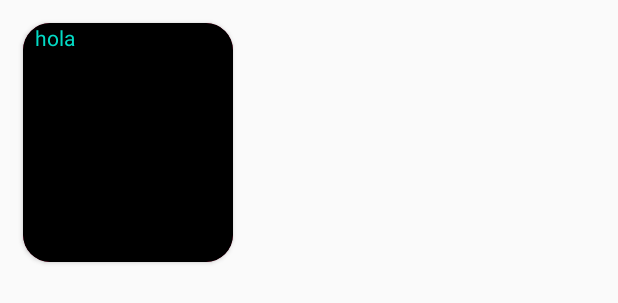
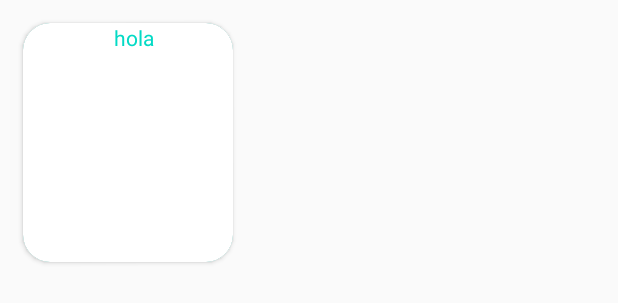
Before and after one commit to sebasDesing/Astro_v2, an Android app: the layout item_type_astro.xml on its own in the app's theme, with its tools: preview values and no code run, on a phone screen of 412 x 824 dp. Shown: the top 303 px of the screen. Run offline under Robolectric (Android 15) with nearby library versions, the phone set to English and light mode, and no system bars.

Commit message:
fix : adaptaciones

```diff
--- a/app/src/main/res/layout/item_type_astro.xml
+++ b/app/src/main/res/layout/item_type_astro.xml
@@ -5,19 +5,21 @@
     xmlns:tools="http://schemas.android.com/tools"
     android:layout_margin="15dp"
     app:cardCornerRadius="18dp"
-    app:cardBackgroundColor="#FF0050"
+    app:cardBackgroundColor="?colorAccent"
     >
 
     <androidx.constraintlayout.widget.ConstraintLayout
         android:layout_width="match_parent"
         android:layout_height="match_parent"
-        android:background="@color/black">
+        android:background="?colorPrimary">
 
-        <ImageView
+        <de.hdodenhof.circleimageview.CircleImageView
             android:id="@+id/imgViewUrl"
             android:layout_width="140dp"
             android:layout_height="140dp"
             android:scaleType="centerCrop"
+            app:civ_border_width="2dp"
+            app:civ_border_color="?colorSecondary"
             app:layout_constraintDimensionRatio="1:1"
             app:layout_constraintStart_toStartOf="parent"
             app:layout_constraintTop_toBottomOf="@+id/nameAstro" />
@@ -29,6 +31,7 @@
             android:layout_marginStart="8dp"
             android:layout_marginBottom="16dp"
             android:textAlignment="center"
+            app:layout_constraintEnd_toEndOf="parent"
             app:layout_constraintBottom_toTopOf="@id/imgViewUrl"
             app:layout_constraintStart_toStartOf="parent"
             app:layout_constraintTop_toTopOf="parent"
--- a/app/src/main/res/values/strings.xml
+++ b/app/src/main/res/values/strings.xml
@@ -31,4 +31,5 @@
     <string name="user_profile">Perfil</string>
     <string name="favorites">Favoritos</string>
     <string name="title_astro_type">Tipos de astro</string>
+    <string name="title_astro_type_grid">Selecciona un tipo de astro !</string>
 </resources>
--- a/app/src/main/res/values/themes.xml
+++ b/app/src/main/res/values/themes.xml
@@ -8,7 +8,7 @@
         <!-- Secondary brand color. -->
         <item name="colorSecondary">@color/black</item>
         <item name="colorSecondaryVariant">@color/teal_700</item>
-        <item name="colorOnSecondary">@color/black</item>
+        <item name="colorOnSecondary">#A9FFFFFF</item>
         <!-- Status bar color. -->
         <item name="android:statusBarColor">?attr/colorPrimaryVariant</item>
         <!-- Customize your theme here. -->
```
Also changed, not shown: app/src/main/java/com/example/astrop/ui/astroType/AstroTypeFragment.kt (+15 -2 lines), app/src/main/res/layout/fragment_astro_type.xml (+17 -9 lines), app/src/main/res/menu/bottom_nav_menu.xml (+2 -5 lines), app/src/main/res/navigation/nav_graph.xml (+5 -5 lines).
